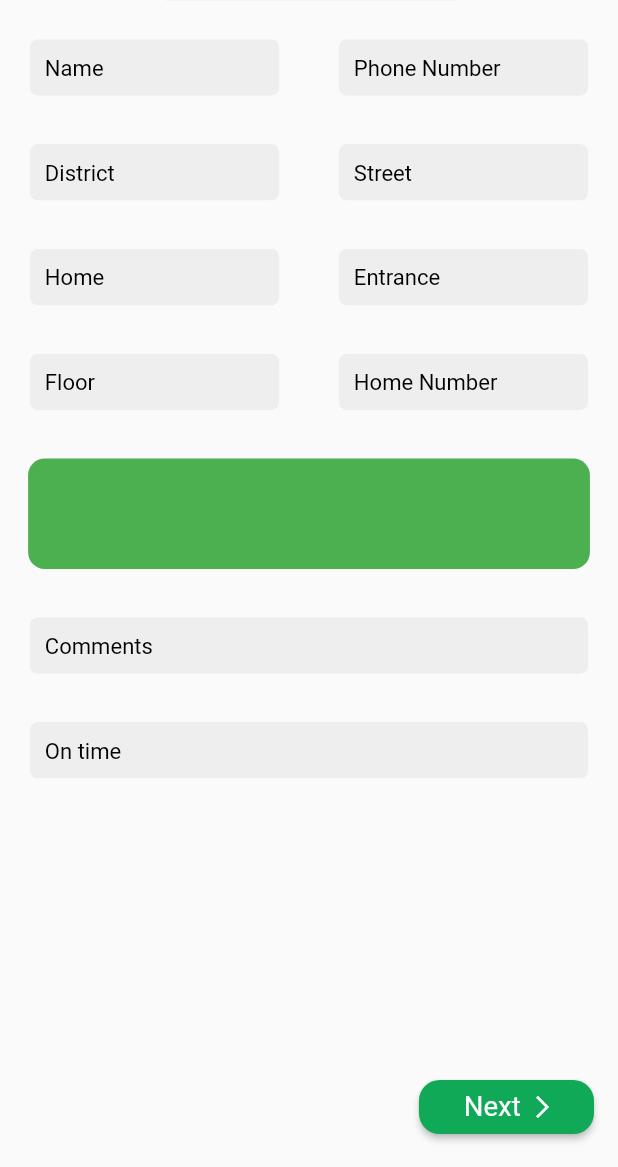
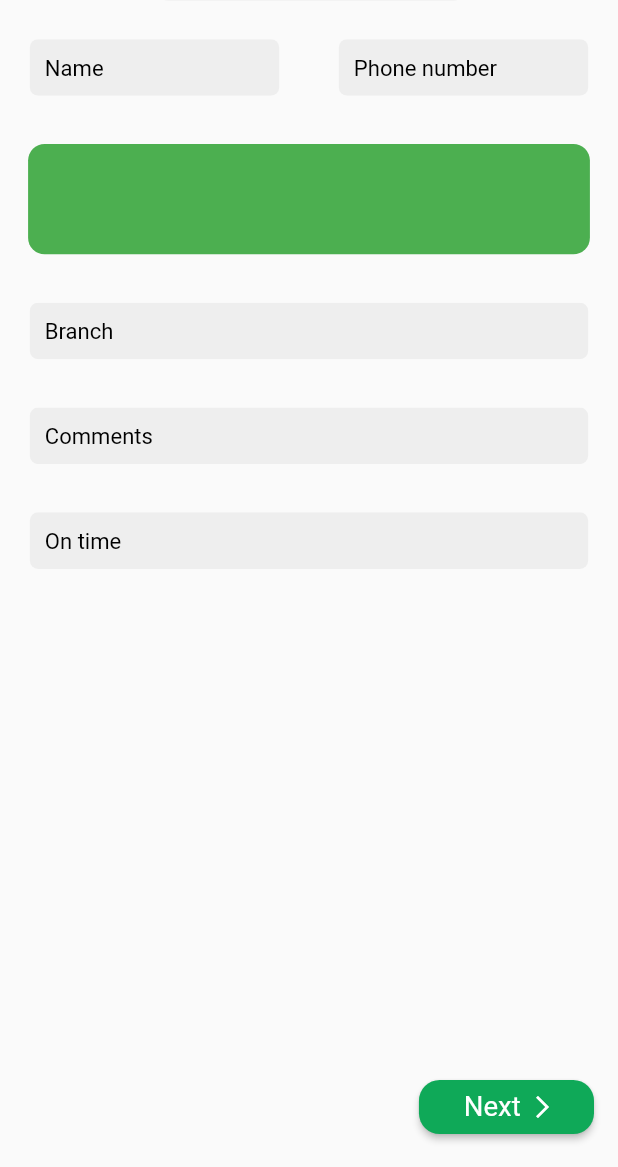
Before and after one commit to IslomjonovAbdulazim/moti_mobile, a Flutter app: the CheckOutPage screen opened directly, after a tap on "PickUp", on a phone screen of 412 x 824 dp, the part 69-1236 px from its top. Run offline on Flutter 3.47's test engine with Material 2 defaults, Android fonts, the phone set to English and light mode, and no system bars; our stand-ins replace device_preview, flutter_svg, geocoding, get, hive_flutter, location and 3 more; missing offline and left inert: dart:ffi, yandex_mapkit; accounts and stored records are empty.

```diff
--- a/lib/pages/check_out/check_out_controller.dart
+++ b/lib/pages/check_out/check_out_controller.dart
@@ -1,19 +1,28 @@
 import 'package:flutter/widgets.dart';
 import 'package:get/get.dart';
 import 'package:moti/models/using/text_field_model.dart';
+import 'package:moti/services/db_service.dart';
 import 'package:moti/utils/colors.dart';
+import 'package:moti/utils/keys.dart';
 
 import '../../utils/dimensions.dart';
 
 class CheckOutController extends GetxController {
+  bool? isLoading;
   late List<TextFieldModel> textFields;
   late List<TextFieldModel> textFields2;
+  late List<TextFieldModel> textFieldsPickUp;
+  late List<TextFieldModel> textFields2PickUp;
   late List<String> hints;
   late List<String> hints2;
+  late List<String> hintsPickUp;
+  late List<String> hints2PickUp;
   late List<TextEditingController> controllers;
   late List<TextEditingController> controllers2;
+  late List<TextEditingController> controllersPickUp;
+  late List<TextEditingController> controllers2PickUp;
   int _currentPageIndex = 0;
-  late final PageController pageController;
+  late PageController pageController = PageController();
 
   @override
   void onInit() {
@@ -21,8 +30,11 @@ class CheckOutController extends GetxController {
     _initFields();
   }
 
-  void _initFields() {
-    pageController = PageController();
+  void _initFields() async {
+    isLoading = true;
+    update();
+    final db = DBService.instance;
+    final keys = Keys.instance;
     hints = [
       "Name",
       "Phone Number",
@@ -37,9 +49,49 @@ class CheckOutController extends GetxController {
       "Comments",
       "On time",
     ];
-    controllers2 = List.generate(2, (index) => TextEditingController());
-    controllers =
-        List.generate(hints.length, (index) => TextEditingController());
+    hintsPickUp = [
+      "Name",
+      "Phone number",
+    ];
+    hints2PickUp = [
+      "Branch",
+      "Comments",
+      "On time",
+    ];
+    late String? name;
+    late String? phone;
+    await db.receive(keys.name).then((value) => name = value);
+    await db.receive(keys.phoneNumber).then((value) => phone = value);
+    print(name);
+    print(phone);
+    controllers2 = List.generate(
+      2,
+      (index) => TextEditingController(),
+    );
+    controllers = List.generate(
+      hints.length,
+      (index) => TextEditingController(
+        text: index == 0
+            ? name
+            : index == 1
+                ? phone
+                : null,
+      ),
+    );
+    controllers2PickUp = List.generate(
+      hints2PickUp.length,
+      (index) => TextEditingController(),
+    );
+    controllersPickUp = List.generate(
+      hintsPickUp.length,
+      (index) => TextEditingController(
+        text: index == 0
+            ? name
+            : index == 1
+                ? phone
+                : null,
+      ),
+    );
     textFields = List.generate(
       hints.length,
       (index) => TextFieldModel(
@@ -52,6 +104,20 @@ class CheckOutController extends GetxController {
           fontSize: Dimensions.font16,
         ),
         hintText: hints[index],
+      ),
+    );
+    textFieldsPickUp = List.generate(
+      hintsPickUp.length,
+      (index) => TextFieldModel(
+        validator: ((p0) {
+          return null;
+        }),
+        controller: controllersPickUp[index],
+        hintStyle: TextStyle(
+          color: AppColors.instance.mainText,
+          fontSize: Dimensions.font16,
+        ),
+        hintText: hintsPickUp[index],
       ),
     );
     textFields2 = List.generate(
@@ -68,6 +134,22 @@ class CheckOutController extends GetxController {
         hintText: hints2[index],
       ),
     );
+    textFields2PickUp = List.generate(
+      hints2PickUp.length,
+      (index) => TextFieldModel(
+        validator: (p0) {
+          return null;
+        },
+        controller: controllers2PickUp[index],
+        hintStyle: TextStyle(
+          color: AppColors.instance.mainText,
+          fontSize: Dimensions.font16,
+        ),
+        hintText: hints2PickUp[index],
+      ),
+    );
+    isLoading = false;
+    update();
   }
 
   //getters
--- a/lib/pages/check_out/check_out_page.dart
+++ b/lib/pages/check_out/check_out_page.dart
@@ -14,6 +14,7 @@ class CheckOutPage extends StatelessWidget {
   @override
   Widget build(BuildContext context) {
     return GetBuilder<CheckOutController>(
+      init: CheckOutController(),
       builder: (controller) {
         return Scaffold(
           resizeToAvoidBottomInset: false,
@@ -43,7 +44,11 @@ class CheckOutPage extends StatelessWidget {
             //   size: Dimensions.font20,
             // ),
           ),
-          body: PageView(
+          body: controller.isLoading == null || controller.isLoading!
+              ? const Center(
+                  child: CircularProgressIndicator.adaptive(),
+                )
+              : PageView(
                   onPageChanged: (int newIndex) {
                     controller.setCurrentPageIndex = newIndex;
                   },
@@ -54,8 +59,8 @@ class CheckOutPage extends StatelessWidget {
                       textFields2: controller.textFields2,
                     ),
                     CheckOutPickUp(
-                textFields: controller.textFields,
-                textFields2: controller.textFields2,
+                      textFields: controller.textFieldsPickUp,
+                      textFields2: controller.textFields2PickUp,
                     ),
                   ],
                 ),
--- a/lib/pages/check_out/check_out_view/check_out_items.dart
+++ b/lib/pages/check_out/check_out_view/check_out_items.dart
@@ -14,6 +14,10 @@ class CheckOutItems extends StatelessWidget {
 
   @override
   Widget build(BuildContext context) {
+    print(items[0].hintText);
+    print(items[1].hintText);
+    print(items[0].controller.text);
+    print(items[1].controller.text);
     return Row(
       children: items
           .map(
@@ -33,6 +37,7 @@ class CheckOutItems extends StatelessWidget {
                       BorderRadius.circular(Dimensions.checkOutItemRadius),
                 ),
                 child: TextField(
+                  controller: item.controller,
                   cursorColor: Colors.black,
                   style: TextStyle(
                     fontSize: Dimensions.font16,
--- a/lib/services/apis.dart
+++ b/lib/services/apis.dart
@@ -13,4 +13,10 @@ class Apis {
   String registerUser = "/api/v1/auth/register_user";
   String sendActivationCode = "/api/v1/auth/send_code";
   String verifyUser = "/api/v1/auth/verify_code";
+
+  ///history and favourites
+  String getHistory = "/api/v1/order/history";
+  String getFavourite = "/api/v1/product/favorites";
+  String addFavourtie = "/api/v1/product/favorite/"; //{id}
+
 }
--- a/lib/services/network_service.dart
+++ b/lib/services/network_service.dart
@@ -12,6 +12,12 @@ class NetworkService {
   Map<String, String> get headers {
     return {
       'Content-type': 'application/json; charset=UTF-8',
+    };
+  }
+
+  Map<String, String> headersWithToken(String token) {
+    return {
+      'Authorization': token,
     };
   }
 
--- a/lib/utils/keys.dart
+++ b/lib/utils/keys.dart
@@ -7,4 +7,6 @@ class Keys {
 
   String db = "db";
   String token = "token";
+  String name = "name";
+  String phoneNumber = "phone";
 }
--- a/pubspec.yaml
+++ b/pubspec.yaml
@@ -24,6 +24,7 @@ dependencies:
   hive_flutter: ^1.1.0
   provider: ^6.0.3
   device_preview: ^1.1.0
+  scrollable_positioned_list: ^0.3.4
 
 
 dev_dependencies:
@@ -38,3 +39,4 @@ flutter:
 
   assets:
     - assets/icons/
+    - assets/images/
```
Also changed, not shown: lib/main.dart (+2 -5 lines), lib/models/parsing/token_model.dart (+9 -13 lines), lib/pages/home/home_view/home_map.dart (+14 -36 lines), lib/pages/lets_in/lets_in_controller.dart (+13 -9 lines), lib/pages/lets_in/lets_in_page.dart (+18 -2 lines), pubspec.lock. Lines whose indentation alone changed are shown as unchanged.
